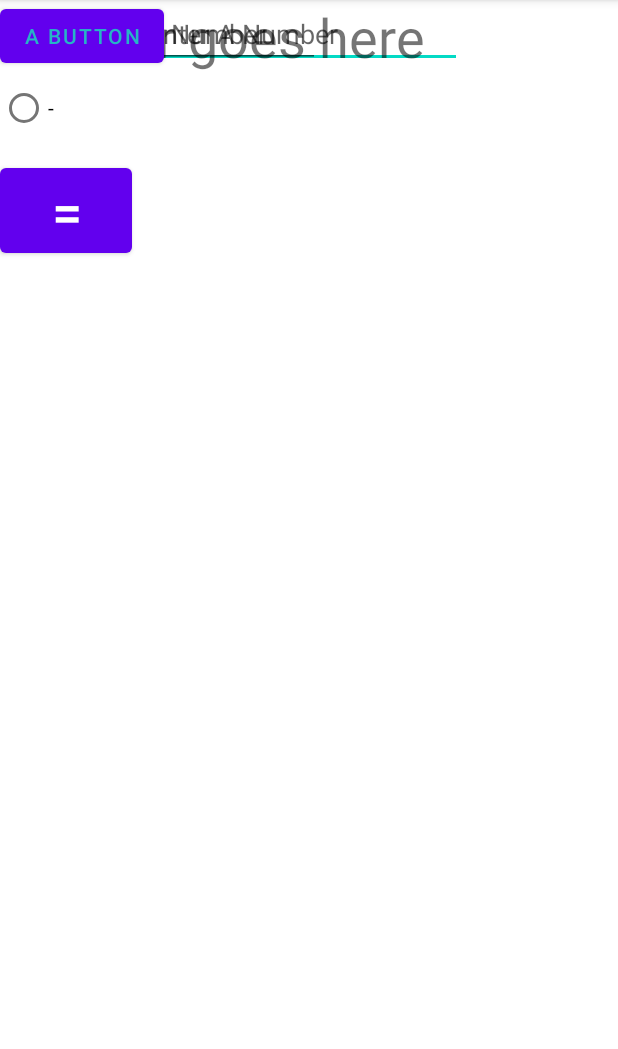
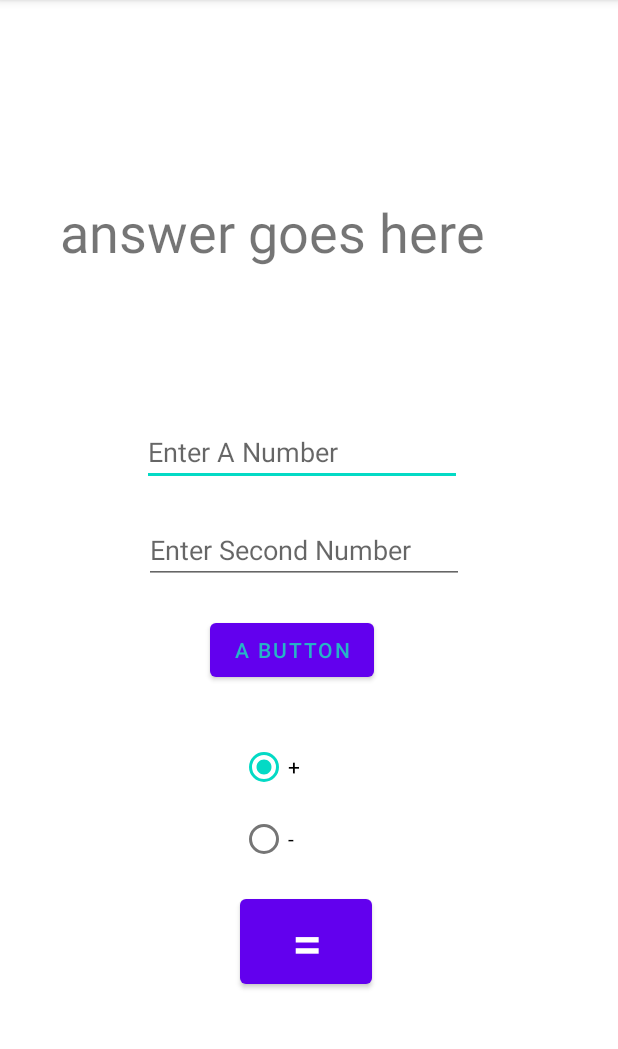
Before and after one commit to nohyp3/HTV-Android-App, an Android app: the screen it shows after launch (MainActivity), on a phone screen of 412 x 824 dp, the part 84-1133 px from its top. Run offline under Robolectric (Android 15) with nearby library versions, the phone set to English and light mode, and no system bars.

Commit message:
FINISHED THE CALCULATOR LOL

```diff
--- a/app/build.gradle
+++ b/app/build.gradle
@@ -24,7 +24,7 @@ android {
     }
     compileOptions {
         sourceCompatibility JavaVersion.VERSION_11
-        targetCompatibility JavaVersion.VERSION_1_8
+        targetCompatibility JavaVersion.VERSION_11
     }
 }
 
--- a/app/src/main/java/com/example/myapplication/MainActivity.java
+++ b/app/src/main/java/com/example/myapplication/MainActivity.java
@@ -1,8 +1,14 @@
 package com.example.myapplication;
 
 import androidx.appcompat.app.AppCompatActivity;
+
+import android.view.View;
+import android.widget.Button;
 import android.widget.EditText;
+import android.widget.RadioButton;
+import android.widget.RadioGroup;
 import android.os.Bundle;
+import android.widget.TextView;
 
 public class MainActivity extends AppCompatActivity {
 
@@ -10,8 +16,33 @@ public class MainActivity extends AppCompatActivity {
     protected void onCreate(Bundle savedInstanceState) {
         super.onCreate(savedInstanceState);
         setContentView(R.layout.activity_main);
-        //View firstNumber = findViewById(R.id.number1);
-        //View secondNumber = findViewById(R.id.number2);
+        EditText firstNumber = findViewById(R.id.number1);
+        EditText secondNumber = findViewById(R.id.number2);
+        RadioGroup operators = findViewById(R.id.radioGroup);
+        RadioButton add = findViewById(R.id.addition);
+        RadioButton subtract = findViewById(R.id.subtraction);
+        Button equals = findViewById(R.id.equals);
+        TextView result = findViewById(R.id.result);
 
+        //need event listeners step 8
+        equals.setOnClickListener(new View.OnClickListener(){
+            @Override
+            public void onClick(View v){
+                int firstNum = Integer.parseInt(firstNumber.getText().toString());
+                int secondNum = Integer.parseInt(secondNumber.getText().toString());
+
+                int operationDecision = operators.getCheckedRadioButtonId();
+
+                Integer answer = 0;
+
+                if(operationDecision == R.id.addition){
+                    answer = firstNum+secondNum;
+                }
+                else {
+                    answer = secondNum - firstNum;
+                }
+                result.setText(answer.toString());
+            }
+        });
     }
 }
--- a/app/src/main/res/layout/activity_main.xml
+++ b/app/src/main/res/layout/activity_main.xml
@@ -11,40 +11,47 @@
         android:layout_width="wrap_content"
         android:layout_height="wrap_content"
         android:layout_marginStart="120dp"
+        android:layout_marginTop="100dp"
         android:layout_marginEnd="130dp"
         android:ems="10"
         android:hint="Enter A Number"
         android:inputType="numberDecimal"
         app:layout_constraintEnd_toEndOf="parent"
         app:layout_constraintStart_toStartOf="parent"
-        tools:layout_editor_absoluteY="295dp" />
+        app:layout_constraintTop_toBottomOf="@+id/result" />
 
     <EditText
         android:id="@+id/number2"
         android:layout_width="wrap_content"
         android:layout_height="wrap_content"
+        android:layout_marginStart="96dp"
+        android:layout_marginTop="20dp"
         android:ems="10"
         android:hint="Enter Second Number"
         android:inputType="numberDecimal"
-        tools:layout_editor_absoluteX="96dp"
-        tools:layout_editor_absoluteY="353dp" />
+        app:layout_constraintStart_toStartOf="parent"
+        app:layout_constraintTop_toBottomOf="@+id/number1" />
 
     <Button
         android:id="@+id/cameronButton"
         android:layout_width="wrap_content"
         android:layout_height="wrap_content"
+        android:layout_marginStart="140dp"
+        android:layout_marginTop="20dp"
         android:text="A button"
         android:textColor="#27B4C6"
-        tools:layout_editor_absoluteX="150dp"
-        tools:layout_editor_absoluteY="412dp" />
+        app:layout_constraintStart_toStartOf="parent"
+        app:layout_constraintTop_toBottomOf="@+id/number2" />
 
     <RadioGroup
         android:id="@+id/radioGroup"
         android:layout_width="wrap_content"
         android:layout_height="wrap_content"
+        android:layout_marginStart="160dp"
+        android:layout_marginTop="30dp"
         android:checkedButton="@id/addition"
-        tools:layout_editor_absoluteX="100dp"
-        tools:layout_editor_absoluteY="491dp">
+        app:layout_constraintStart_toStartOf="parent"
+        app:layout_constraintTop_toBottomOf="@+id/cameronButton">
 
         <RadioButton
             android:id="@+id/addition"
@@ -63,19 +70,22 @@
         android:id="@+id/equals"
         android:layout_width="wrap_content"
         android:layout_height="wrap_content"
+        android:layout_marginStart="160dp"
         android:layout_marginTop="10dp"
         android:text="="
         android:textSize="36sp"
-        app:layout_constraintTop_toBottomOf="@+id/radioGroup"
-        tools:layout_editor_absoluteX="101dp" />
+        app:layout_constraintStart_toStartOf="parent"
+        app:layout_constraintTop_toBottomOf="@+id/radioGroup" />
 
     <TextView
         android:id="@+id/result"
         android:layout_width="wrap_content"
         android:layout_height="wrap_content"
+        android:layout_marginStart="40dp"
+        android:layout_marginTop="130dp"
         android:text="answer goes here"
         android:textSize="36sp"
-        tools:layout_editor_absoluteX="23dp"
-        tools:layout_editor_absoluteY="129dp" />
+        app:layout_constraintStart_toStartOf="parent"
+        app:layout_constraintTop_toTopOf="parent" />
 
 </androidx.constraintlayout.widget.ConstraintLayout>
```
